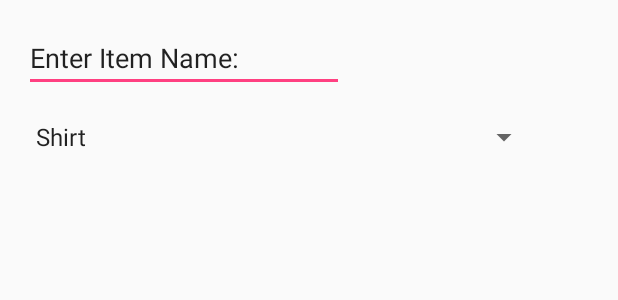
After one commit to orwhaleca/cosc625_fashionadvisor, an Android app: the layout activity_add_item.xml on its own in the app's theme, with its tools: preview values and no code run, on a phone screen of 412 x 824 dp. The commit adds this screen. Shown: the top 300 px of the screen. Run offline under Robolectric (Android 15) with nearby library versions, the phone set to English and light mode, and no system bars.

Commit message:
Added AddItemActivity.
The plus button on the wardrobe tab now triggers the AddItemActivity. Also added dependencies to build.gradle for range seek bar and color picker. Items can be added to the dropdown by adding them to the items_list array in strings.xml. Added more TODOs

```diff
--- a/FashionAdvisor/app/build.gradle
+++ b/FashionAdvisor/app/build.gradle
@@ -28,9 +28,11 @@ dependencies {
     androidTestCompile('com.android.support.test.espresso:espresso-core:2.2.2', {
         exclude group: 'com.android.support', module: 'support-annotations'
     })
-    testCompile 'junit:junit:4.12'
     compile 'com.android.support:appcompat-v7:25.3.1'
     compile 'com.android.support:design:25.3.1'
     compile 'com.android.support.constraint:constraint-layout:1.0.2'
     compile 'com.google.code.gson:gson:2.8.0'
+    compile "com.github.danielnilsson9:color-picker-view:1.4.0@aar"
+    compile 'com.yahoo.mobile.client.android.util.rangeseekbar:rangeseekbar-library:0.1.0'
+    testCompile 'junit:junit:4.12'
 }
--- a/FashionAdvisor/app/src/main/java/fragments/Wardrobe.java
+++ b/FashionAdvisor/app/src/main/java/fragments/Wardrobe.java
@@ -16,6 +16,7 @@ import android.view.ViewGroup;
 import android.widget.ImageView;
 import android.widget.TextView;
 
+import cosc625.fashionadvisor.AddItemActivity;
 import cosc625.fashionadvisor.PermissionHandler;
 import cosc625.fashionadvisor.R;
 
@@ -58,7 +59,9 @@ public class Wardrobe extends Fragment {
         button.setOnClickListener(new View.OnClickListener() {
             @Override
             public void onClick(View v) {
-                addPhotoClick(v);
+                //addPhotoClick(v);
+                Intent addItem = new Intent(getActivity(), AddItemActivity.class);
+                startActivity(addItem);
             }
         });
 
--- /dev/null
+++ b/FashionAdvisor/app/src/main/res/layout/activity_add_item.xml
@@ -0,0 +1,33 @@
+<?xml version="1.0" encoding="utf-8"?>
+<android.support.constraint.ConstraintLayout xmlns:android="http://schemas.android.com/apk/res/android"
+    xmlns:app="http://schemas.android.com/apk/res-auto"
+    xmlns:tools="http://schemas.android.com/tools"
+    android:layout_width="match_parent"
+    android:layout_height="match_parent"
+    tools:context="cosc625.fashionadvisor.AddItemActivity">
+
+    <EditText
+        android:id="@+id/addItemName"
+        android:layout_width="wrap_content"
+        android:layout_height="wrap_content"
+        android:layout_marginLeft="16dp"
+        android:layout_marginTop="16dp"
+        android:ems="10"
+        android:inputType="textPersonName"
+        android:text="@string/add_item_name"
+        app:layout_constraintLeft_toLeftOf="parent"
+        app:layout_constraintTop_toTopOf="parent"
+        android:layout_marginStart="16dp" />
+
+    <Spinner
+        android:id="@+id/spinner_items"
+        android:layout_width="344dp"
+        android:layout_height="wrap_content"
+        android:layout_marginLeft="16dp"
+        android:layout_marginTop="18dp"
+        app:layout_constraintLeft_toLeftOf="parent"
+        app:layout_constraintTop_toBottomOf="@+id/addItemName"
+        android:spinnerMode="dropdown"
+        android:layout_marginStart="16dp"
+        android:entries="@array/item_types"/>
+</android.support.constraint.ConstraintLayout>
--- a/FashionAdvisor/app/src/main/res/values/strings.xml
+++ b/FashionAdvisor/app/src/main/res/values/strings.xml
@@ -17,4 +17,9 @@
     <string name="settings_confirm">Confirm</string>
     <string name="name_default">Name</string>
     <string name="radio_other">Other</string>
+    <string name="add_item_name">Enter Item Name:</string>
+    <string-array name = "item_types">
+        <item>Shirt</item>
+        <item>Pants</item>
+    </string-array>
 </resources>
```
Also changed, not shown: FashionAdvisor/app/src/main/AndroidManifest.xml (+4 -3 lines), FashionAdvisor/app/src/main/java/cosc625/fashionadvisor/AddItemActivity.java (added, +37 -0 lines), FashionAdvisor/settings.gradle (line endings or trailing spaces).
